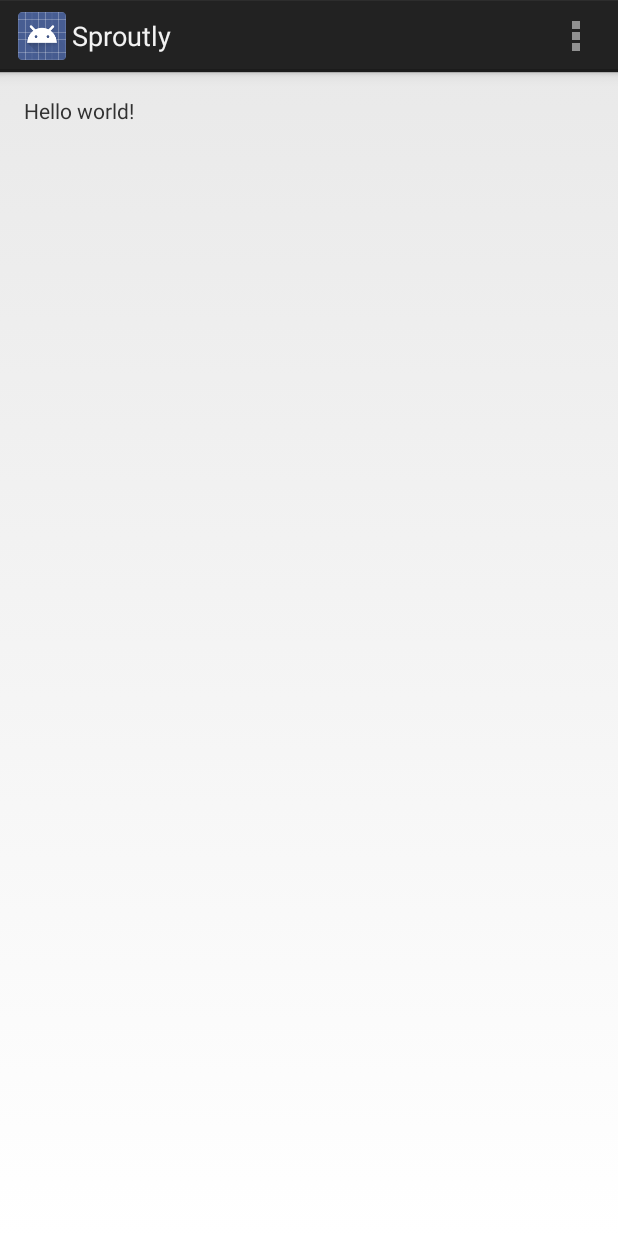
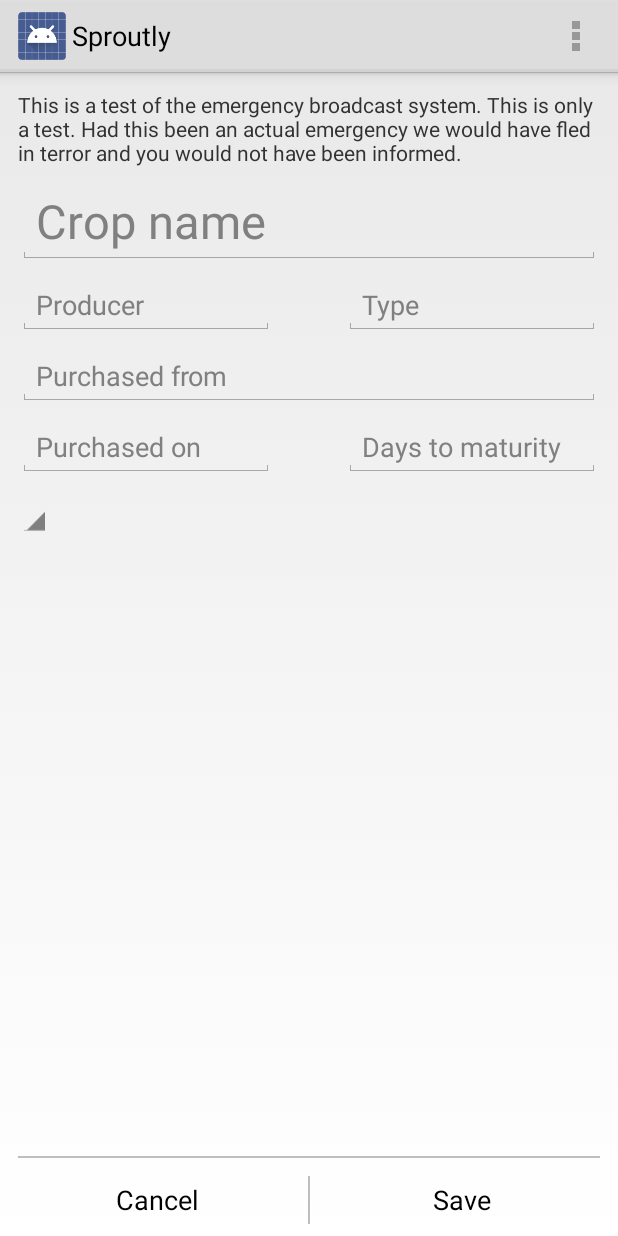
Before and after one commit to aimeemorgan/food_hackathon, an Android app: the screen it shows after launch (MainActivity), on a phone screen of 412 x 824 dp. Run offline under Robolectric (Android 15) with nearby library versions, the phone set to English and light mode, and no system bars.

Commit message:
Rough cuts of most layout files.
These are the XML layouts & associated assets for most of the screens the app
needs. Very basic and currently unstyled. Code not currently written to
populate/use these layouts.

```diff
--- a/android/Sproutly/src/main/java/dude/morrildl/sproutly/MainActivity.java
+++ b/android/Sproutly/src/main/java/dude/morrildl/sproutly/MainActivity.java
@@ -1,7 +1,6 @@
 package dude.morrildl.sproutly;
 
 import android.app.Activity;
-import android.app.ActionBar;
 import android.app.Fragment;
 import android.os.Bundle;
 import android.view.LayoutInflater;
@@ -9,20 +8,21 @@ import android.view.Menu;
 import android.view.MenuItem;
 import android.view.View;
 import android.view.ViewGroup;
-import android.os.Build;
 
 public class MainActivity extends Activity {
 
     @Override
     protected void onCreate(Bundle savedInstanceState) {
         super.onCreate(savedInstanceState);
-        setContentView(R.layout.activity_main);
+        setContentView(R.layout.cultivar_create);
 
+        /*
         if (savedInstanceState == null) {
             getFragmentManager().beginTransaction()
                     .add(R.id.container, new PlaceholderFragment())
                     .commit();
         }
+        */
     }
 
 
@@ -57,8 +57,8 @@ public class MainActivity extends Activity {
         @Override
         public View onCreateView(LayoutInflater inflater, ViewGroup container,
                 Bundle savedInstanceState) {
-            View rootView = inflater.inflate(R.layout.fragment_main, container, false);
-            return rootView;
+            //View rootView = inflater.inflate(R.layout.fragment_main, container, false);
+            return null;//rootView;
         }
     }
 
--- /dev/null
+++ b/android/Sproutly/src/main/res/layout/cultivar_create.xml
@@ -0,0 +1,109 @@
+<?xml version="1.0" encoding="utf-8"?>
+
+<GridLayout xmlns:android="http://schemas.android.com/apk/res/android"
+    android:layout_width="match_parent"
+    android:layout_height="match_parent"
+    android:useDefaultMargins="true"
+    android:alignmentMode="alignBounds"
+    android:columnOrderPreserved="false"
+    android:columnCount="5"
+    android:paddingTop="8dp"
+    android:paddingLeft="8dp"
+    android:paddingRight="8dp">
+
+    <TextView
+        android:text="This is a test of the emergency broadcast system. This is only a test. Had this been an actual emergency we would have fled in terror and you would not have been informed."
+        android:layout_column="0"
+        android:layout_columnSpan="5"
+        android:layout_gravity="left" />
+
+    <EditText
+        android:layout_columnSpan="5"
+        android:layout_gravity="fill_horizontal"
+        android:hint="Crop name"
+        android:textSize="14pt" />
+
+    <EditText
+        android:ems="8"
+        android:layout_column="0"
+        android:layout_columnSpan="2"
+        android:layout_gravity="left"
+        android:hint="Producer" />
+
+    <EditText
+        android:ems="8"
+        android:layout_column="3"
+        android:layout_columnSpan="2"
+        android:layout_gravity="right"
+        android:hint="Type" />
+
+    <EditText
+        android:layout_column="0"
+        android:layout_columnSpan="5"
+        android:layout_gravity="fill_horizontal"
+        android:hint="Purchased from" />
+
+    <EditText
+        android:layout_column="0"
+        android:layout_columnSpan="2"
+        android:hint="Purchased on"
+        android:layout_gravity="left"
+        android:ems="8" />
+
+    <EditText
+        android:ems="8"
+        android:layout_column="3"
+        android:layout_columnSpan="2"
+        android:layout_gravity="right"
+        android:inputType="number"
+        android:hint="Days to maturity" />
+
+    <Spinner
+        android:layout_gravity="left|center_vertical"
+        android:layout_column="0"
+        android:layout_columnSpan="2"
+        android:hint="asdf" />
+
+    <Space
+        android:layout_gravity="fill"
+        android:layout_columnSpan="5" />
+
+    <View
+        android:id="@+id/horizontal_divider_login"
+        android:layout_columnSpan="5"
+        android:layout_column="0"
+        android:layout_height="1dp"
+        android:background="#bebebe" />
+
+    <LinearLayout
+        android:orientation="horizontal"
+        android:layout_column="0"
+        android:layout_columnSpan="5"
+        android:padding="0px"
+        android:layout_margin="0px"
+        android:layout_gravity="fill_horizontal">
+
+        <Button
+            android:text="Cancel"
+            android:layout_weight="2"
+            style="?android:attr/borderlessButtonStyle"
+            android:layout_width="wrap_content"
+            android:layout_height="wrap_content" />
+
+        <View
+            android:layout_column="2"
+            android:layout_width="1dip"
+            android:layout_gravity="bottom"
+            android:background="#bebebe"
+            android:layout_height="match_parent"
+            android:layout_margin="8dp" />
+
+        <Button
+            android:text="Save"
+            android:layout_weight="2"
+            style="?android:attr/borderlessButtonStyle"
+            android:layout_width="wrap_content"
+            android:layout_height="wrap_content" />
+
+    </LinearLayout>
+</GridLayout>
--- a/android/Sproutly/src/main/res/layout/fragment_main.xml
+++ /dev/null
@@ -1,16 +0,0 @@
-<RelativeLayout xmlns:android="http://schemas.android.com/apk/res/android"
-    xmlns:tools="http://schemas.android.com/tools"
-    android:layout_width="match_parent"
-    android:layout_height="match_parent"
-    android:paddingLeft="@dimen/activity_horizontal_margin"
-    android:paddingRight="@dimen/activity_horizontal_margin"
-    android:paddingTop="@dimen/activity_vertical_margin"
-    android:paddingBottom="@dimen/activity_vertical_margin"
-    tools:context=".MainActivity$PlaceholderFragment">
-
-    <TextView
-        android:text="@string/hello_world"
-        android:layout_width="wrap_content"
-        android:layout_height="wrap_content" />
-
-</RelativeLayout>
--- a/android/Sproutly/src/main/res/values/styles.xml
+++ b/android/Sproutly/src/main/res/values/styles.xml
@@ -1,7 +1,7 @@
 <resources>
 
     <!-- Base application theme. -->
-    <style name="AppTheme" parent="android:Theme.Holo.Light.DarkActionBar">
+    <style name="AppTheme" parent="android:Theme.Holo.Light">
         <!-- Customize your theme here. -->
     </style>
 
```
Also changed, not shown: android/Sproutly/src/main/res/layout/group_create.xml (added, +68 -0 lines), android/Sproutly/src/main/res/layout/harvest_create.xml (added, +92 -0 lines), android/Sproutly/src/main/res/layout/main_list_planting_row.xml (added, +39 -0 lines), android/Sproutly/src/main/res/layout/main_list_reminder_row.xml (added, +48 -0 lines), android/Sproutly/src/main/res/layout/main_list_shell.xml (added, +36 -0 lines), android/Sproutly/src/main/res/layout/planting_create.xml (added, +102 -0 lines), android/Sproutly/src/main/res/layout/planting_details.xml (added, +81 -0 lines), android/Sproutly/src/main/res/layout/reminder_create.xml (added, +117 -0 lines), android/Sproutly/src/main/res/drawable-hdpi/ic_clock.png (added), android/Sproutly/src/main/res/drawable-hdpi/ic_new.png (added), android/Sproutly/src/main/res/drawable-mdpi/ic_clock.png (added), android/Sproutly/src/main/res/drawable-mdpi/ic_new.png (added), android/Sproutly/src/main/res/drawable-xhdpi/ic_clock.png (added), android/Sproutly/src/main/res/drawable-xhdpi/ic_new.png (added), 2 more files, 2 other files.
